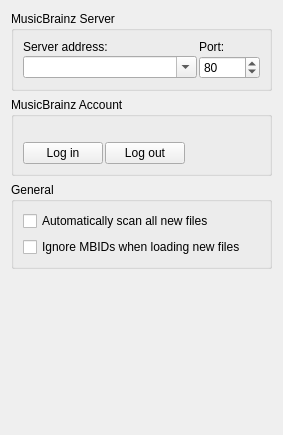
Old version of the form ui/options_general.ui in the repository metabrainz/picard.
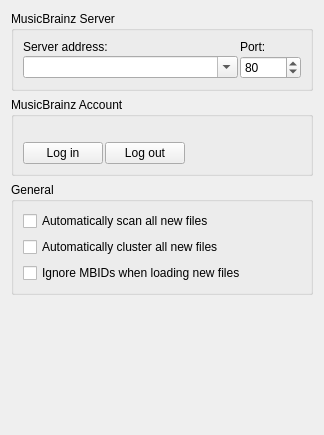
New version of the form.

Commit message: Add UI options for auto-clustering new files

Patch:
```diff
--- a/ui/options_general.ui
+++ b/ui/options_general.ui
@@ -6,7 +6,7 @@
    <rect>
     <x>0</x>
     <y>0</y>
-    <width>283</width>
+    <width>324</width>
     <height>435</height>
    </rect>
   </property>
@@ -122,6 +122,13 @@
         </property>
        </widget>
       </item>
+      <item>
+       <widget class="QCheckBox" name="cluster_new_files">
+        <property name="text">
+         <string>Automatically cluster all new files</string>
+        </property>
+       </widget>
+      </item>
       <item>
        <widget class="QCheckBox" name="ignore_file_mbids">
         <property name="text">
```
The commit also changes 2 other files.
